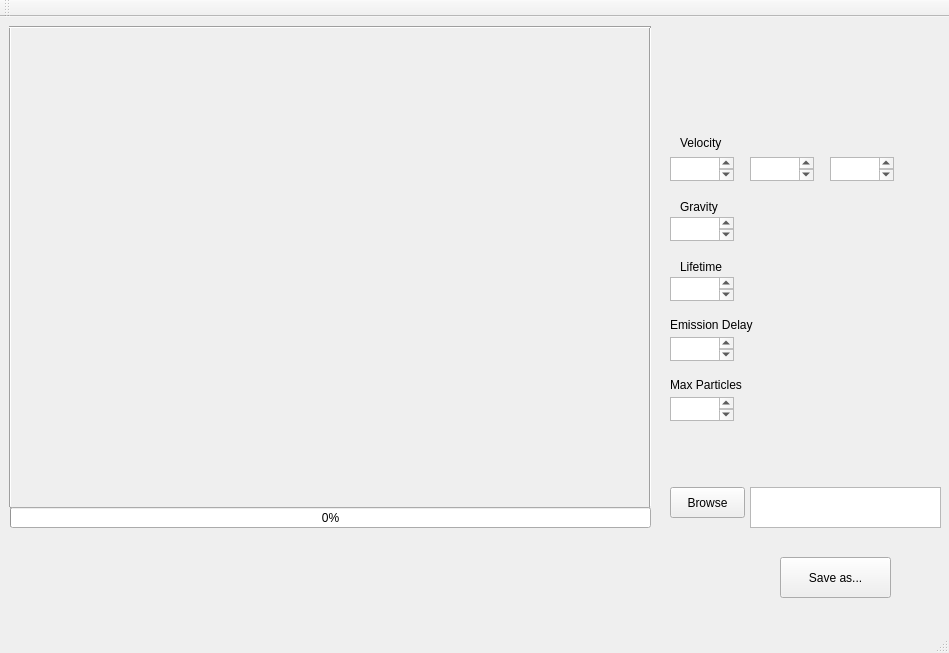
Qt form TA_ParticleEditor/TA_ParticleEditor/particleeditor.ui (Stureplan/TA_ParticleEditor) before a commit.
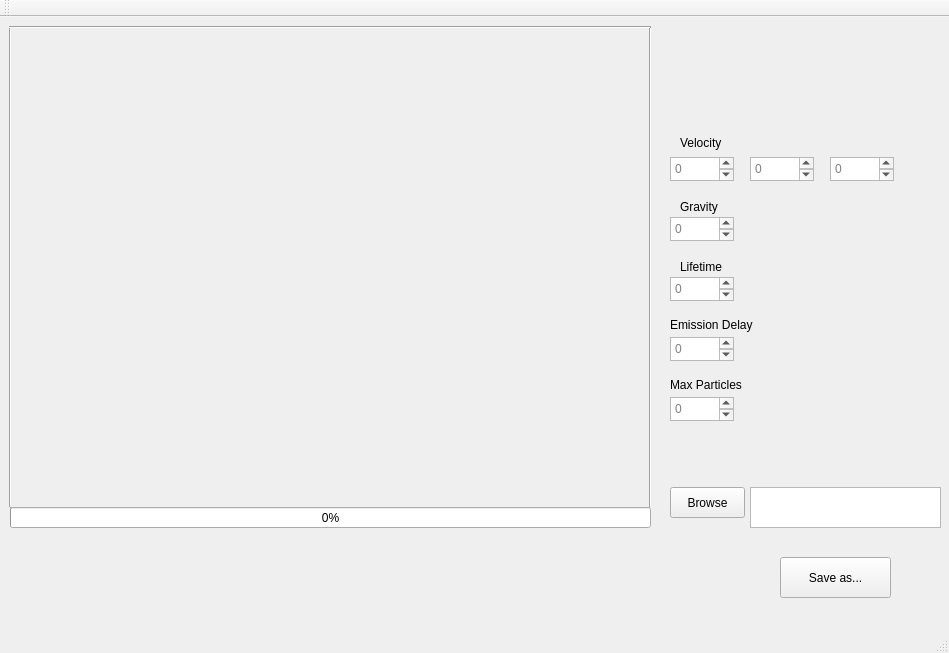
The same form after that commit. Custom widgets are drawn as their Qt base class.

What changed in the file:
```diff
--- a/TA_ParticleEditor/TA_ParticleEditor/particleeditor.ui
+++ b/TA_ParticleEditor/TA_ParticleEditor/particleeditor.ui
@@ -119,6 +119,9 @@
       <height>24</height>
      </rect>
     </property>
+    <property name="placeholderText">
+     <string>0</string>
+    </property>
    </widget>
    <widget class="QLabel" name="label_Lifetime">
     <property name="geometry">
@@ -142,6 +145,9 @@
       <height>24</height>
      </rect>
     </property>
+    <property name="placeholderText">
+     <string>0</string>
+    </property>
    </widget>
    <widget class="QPlainTextEdit" name="maxParticles">
     <property name="geometry">
@@ -152,6 +158,9 @@
       <height>24</height>
      </rect>
     </property>
+    <property name="placeholderText">
+     <string>0</string>
+    </property>
    </widget>
    <widget class="QPlainTextEdit" name="velocityX">
     <property name="geometry">
@@ -162,6 +171,9 @@
       <height>24</height>
      </rect>
     </property>
+    <property name="placeholderText">
+     <string>0</string>
+    </property>
    </widget>
    <widget class="QPlainTextEdit" name="velocityY">
     <property name="geometry">
@@ -172,6 +184,9 @@
       <height>24</height>
      </rect>
     </property>
+    <property name="placeholderText">
+     <string>0</string>
+    </property>
    </widget>
    <widget class="QPlainTextEdit" name="velocityZ">
     <property name="geometry">
@@ -182,6 +197,9 @@
       <height>24</height>
      </rect>
     </property>
+    <property name="placeholderText">
+     <string>0</string>
+    </property>
    </widget>
    <widget class="QLabel" name="label_Velocity">
     <property name="geometry">
@@ -276,6 +294,9 @@
       <height>24</height>
      </rect>
     </property>
+    <property name="placeholderText">
+     <string>0</string>
+    </property>
    </widget>
    <widget class="QLabel" name="label_Gravity">
     <property name="geometry">
```
